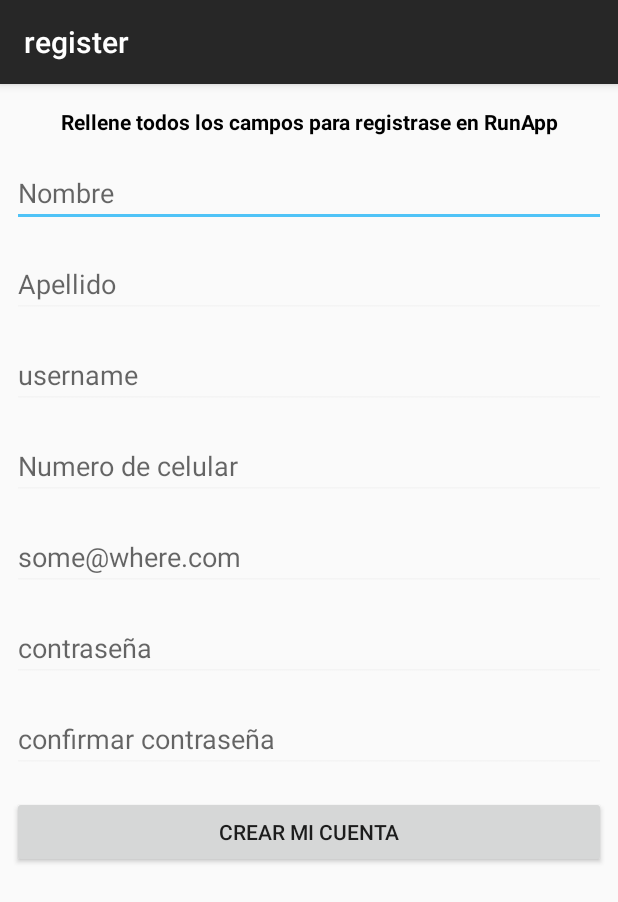
After one commit to RunAppUnal/2C_runapp_ma, an Android app: the Register screen opened directly, with no data from a screen before it, on a phone screen of 412 x 824 dp. The commit adds this screen. Shown: the top 902 px of the screen. Run offline under Robolectric (Android 15) with nearby library versions, the phone set to English and light mode, and no system bars; libraries missing offline, so code that uses them is left out: com.apollographql.apollo.

Commit message:
adding stuff

```diff
--- /dev/null
+++ b/runapp-ma/app/src/main/java/com/runapp/runapp_ma/Register.java
@@ -0,0 +1,127 @@
+package com.runapp.runapp_ma;
+
+import android.content.Intent;
+import android.os.Bundle;
+import android.support.design.widget.FloatingActionButton;
+import android.support.design.widget.Snackbar;
+import android.support.v7.app.AppCompatActivity;
+import android.support.v7.widget.Toolbar;
+import android.view.View;
+import android.widget.Button;
+import android.widget.TextView;
+import android.widget.Toast;
+
+import com.apollographql.apollo.ApolloCall;
+import com.apollographql.apollo.api.Response;
+import com.apollographql.apollo.exception.ApolloException;
+
+import javax.annotation.Nonnull;
+
+public class Register extends AppCompatActivity {
+
+    String name, lastname, username, phone, email, password, password_conf;
+
+    TextView t_name, t_lastname, t_username, t_phone, t_email, t_password, t_password_conf;
+
+    Button createButton;
+
+    Boolean status = false;
+
+    @Override
+    protected void onCreate(Bundle savedInstanceState) {
+        super.onCreate(savedInstanceState);
+        setContentView(R.layout.activity_register);
+        Toolbar toolbar = (Toolbar) findViewById(R.id.toolbar);
+        setSupportActionBar(toolbar);
+
+        t_name = (TextView) findViewById(R.id.name);
+        t_lastname = (TextView) findViewById(R.id.lastname);
+        t_username = (TextView) findViewById(R.id.username);
+        t_phone = (TextView) findViewById(R.id.phone);
+        t_email = (TextView) findViewById(R.id.email);
+        t_password = (TextView) findViewById(R.id.password);
+        t_password_conf = (TextView) findViewById(R.id.password_conf);
+
+        createButton = (Button) findViewById(R.id.b_register);
+
+        createButton.setOnClickListener(new View.OnClickListener() {
+            @Override
+            public void onClick(View v) {
+                if (isFull()==true){
+                    setData();
+                    createUser();
+                    Intent intent = new Intent(Register.this, LoginActivity.class);
+                    startActivity(intent);
+                }else {
+                    Register.this.runOnUiThread(new Runnable() {
+                        @Override
+                        public void run() {
+                            Toast.makeText(Register.this,"por favor revise los datos",Toast.LENGTH_LONG).show();
+                        }
+                    });
+                }
+            }
+        });
+
+    }
+
+    private boolean createUser(){
+
+        MyApolloClient.getMyApolloClient().mutate(
+                CreateUserMutation.builder()
+                .name(name)
+                .lastname(lastname)
+                .username(username)
+                .cellphone(phone)
+                .email(email)
+                .password(password)
+                .password_confirmation(password_conf).build())
+                .enqueue(new ApolloCall.Callback<CreateUserMutation.Data>() {
+                    @Override
+                    public void onResponse(@Nonnull Response<CreateUserMutation.Data> response) {
+                        if (response.data()!=null){
+                            if (response.data().createUser().email().equals(email)){
+                                status = true;
+                            }
+                        }
+                    }
+
+                    @Override
+                    public void onFailure(@Nonnull ApolloException e) {
+
+                    }
+                });
+
+        return status;
+    }
+
+    private void setData(){
+        name = t_name.getText().toString();
+        lastname = t_lastname.getText().toString();
+        username = t_username.getText().toString();
+        phone = t_phone.getText().toString();
+        email = t_email.getText().toString();
+        password = t_password.getText().toString();
+        password_conf = t_password_conf.getText().toString();
+    }
+
+    private boolean isFull(){
+        if (t_name.getText().toString().matches("")){
+            return false;
+        }else if (t_lastname.getText().toString().matches("")){
+            return false;
+        }else if (t_username.getText().toString().matches("")){
+            return false;
+        }else if (t_phone.getText().toString().matches("")){
+            return false;
+        }else if (t_password.getText().toString().matches("")){
+            return false;
+        }else if (t_password_conf.getText().toString().matches("")){
+            return false;
+        }else if (t_password.getText().toString().matches(t_password_conf.getText().toString())){
+            return true;
+        }
+        return false;
+    }
+
+}
--- /dev/null
+++ b/runapp-ma/app/src/main/res/layout/activity_register.xml
@@ -0,0 +1,25 @@
+<?xml version="1.0" encoding="utf-8"?>
+<android.support.design.widget.CoordinatorLayout xmlns:android="http://schemas.android.com/apk/res/android"
+    xmlns:app="http://schemas.android.com/apk/res-auto"
+    xmlns:tools="http://schemas.android.com/tools"
+    android:layout_width="match_parent"
+    android:layout_height="match_parent"
+    tools:context=".register">
+
+    <android.support.design.widget.AppBarLayout
+        android:layout_width="match_parent"
+        android:layout_height="wrap_content"
+        android:theme="@style/AppTheme.AppBarOverlay">
+
+        <android.support.v7.widget.Toolbar
+            android:id="@+id/toolbar"
+            android:layout_width="match_parent"
+            android:layout_height="?attr/actionBarSize"
+            android:background="?attr/colorPrimary"
+            app:popupTheme="@style/AppTheme.PopupOverlay" />
+
+    </android.support.design.widget.AppBarLayout>
+
+    <include layout="@layout/content_register" />
+
+</android.support.design.widget.CoordinatorLayout>
--- /dev/null
+++ b/runapp-ma/app/src/main/res/layout/content_register.xml
@@ -0,0 +1,133 @@
+<?xml version="1.0" encoding="utf-8"?>
+<android.support.constraint.ConstraintLayout xmlns:android="http://schemas.android.com/apk/res/android"
+    xmlns:app="http://schemas.android.com/apk/res-auto"
+    xmlns:tools="http://schemas.android.com/tools"
+    android:layout_width="match_parent"
+    android:layout_height="match_parent"
+    app:layout_behavior="@string/appbar_scrolling_view_behavior"
+    tools:context=".register"
+    tools:showIn="@layout/activity_register">
+
+    <ScrollView
+        android:layout_width="match_parent"
+        android:layout_height="match_parent"
+        android:layout_marginEnd="8dp"
+        android:layout_marginStart="8dp"
+        app:layout_constraintEnd_toEndOf="parent"
+        app:layout_constraintStart_toStartOf="parent">
+
+        <LinearLayout
+            android:layout_width="match_parent"
+            android:layout_height="wrap_content"
+            android:orientation="vertical">
+
+            <Space
+                android:layout_width="match_parent"
+                android:layout_height="15dp" />
+
+            <TextView
+                android:id="@+id/info"
+                android:layout_width="match_parent"
+                android:layout_height="wrap_content"
+                android:text="Rellene todos los campos para registrase en RunApp"
+                android:textAlignment="center"
+                android:textColor="@android:color/black"
+                android:textStyle="bold" />
+
+            <Space
+                android:layout_width="match_parent"
+                android:layout_height="15dp" />
+
+            <EditText
+                android:id="@+id/name"
+                android:layout_width="match_parent"
+                android:layout_height="wrap_content"
+                android:ems="10"
+                android:hint="Nombre"
+                android:inputType="textPersonName" />
+
+            <Space
+                android:layout_width="match_parent"
+                android:layout_height="15dp" />
+
+            <EditText
+                android:id="@+id/lastname"
+                android:layout_width="match_parent"
+                android:layout_height="wrap_content"
+                android:ems="10"
+                android:hint="Apellido"
+                android:inputType="textPersonName" />
+
+            <Space
+                android:layout_width="match_parent"
+                android:layout_height="15dp" />
+
+            <EditText
+                android:id="@+id/username"
+                android:layout_width="match_parent"
+                android:layout_height="wrap_content"
+                android:ems="10"
+                android:hint="username"
+                android:inputType="textPersonName" />
+
+            <Space
+                android:layout_width="match_parent"
+                android:layout_height="15dp" />
+
+            <EditText
+                android:id="@+id/phone"
+                android:layout_width="match_parent"
+                android:layout_height="wrap_content"
+                android:ems="10"
+                android:hint="Numero de celular"
+                android:inputType="number" />
+
+            <Space
+                android:layout_width="match_parent"
+                android:layout_height="15dp" />
+
+            <EditText
+                android:id="@+id/email"
+                android:layout_width="match_parent"
+                android:layout_height="wrap_content"
+                android:ems="10"
+                android:hint="some@where.com"
+                android:inputType="textEmailAddress" />
+
+            <Space
+                android:layout_width="match_parent"
+                android:layout_height="15dp" />
+
+            <EditText
+                android:id="@+id/password"
+                android:layout_width="match_parent"
+                android:layout_height="wrap_content"
+                android:ems="10"
+                android:hint="contraseña"
+                android:inputType="textPassword" />
+
+            <Space
+                android:layout_width="match_parent"
+                android:layout_height="15dp" />
+
+            <EditText
+                android:id="@+id/password_conf"
+                android:layout_width="match_parent"
+                android:layout_height="wrap_content"
+                android:ems="10"
+                android:hint="confirmar contraseña"
+                android:inputType="textPassword" />
+
+            <Space
+                android:layout_width="match_parent"
+                android:layout_height="15dp" />
+
+            <Button
+                android:id="@+id/b_register"
+                android:layout_width="match_parent"
+                android:layout_height="wrap_content"
+                android:text="Crear mi cuenta" />
+
+        </LinearLayout>
+    </ScrollView>
+</android.support.constraint.ConstraintLayout>
--- a/runapp-ma/app/src/main/res/values/strings.xml
+++ b/runapp-ma/app/src/main/res/values/strings.xml
@@ -48,4 +48,5 @@
     <string name="title_activity_create_route">CreateRouteActivity</string>
     <string name="title_activity_bike_routes1">BikeRoutes1Activity</string>
     <string name="title_activity_bike_routes_match1">BikeRoutesMatch1Activity</string>
+    <string name="title_activity_register">register</string>
 </resources>
```
Also changed, not shown: runapp-ma/app/src/main/AndroidManifest.xml (+8 -4 lines), runapp-ma/app/src/main/java/com/runapp/runapp_ma/CreateRouteActivity.java (+45 -9 lines), runapp-ma/app/src/main/java/com/runapp/runapp_ma/LoginActivity.java (+22 -2 lines), runapp-ma/app/src/main/java/com/runapp/runapp_ma/UsuarioSQLite.java (+8 -5 lines), runapp-ma/app/src/main/res/layout/activity_login.xml (+11 -0 lines), 3 other files.
